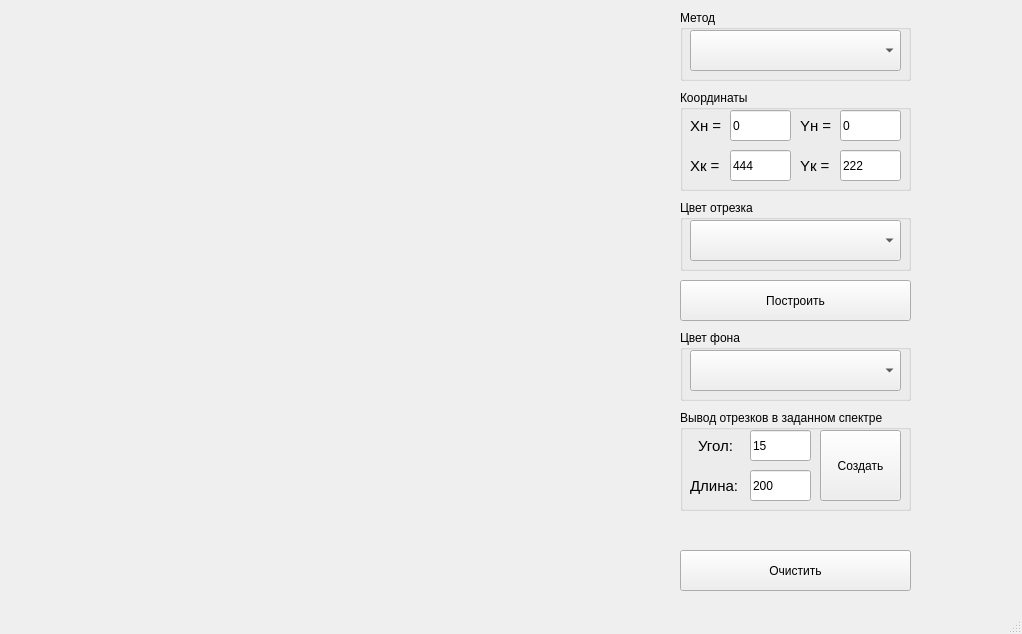
The window that lab3/mainwindow.ui (Inlucker/ComputerGraphics) describes before a commit, drawn with Qt 5.
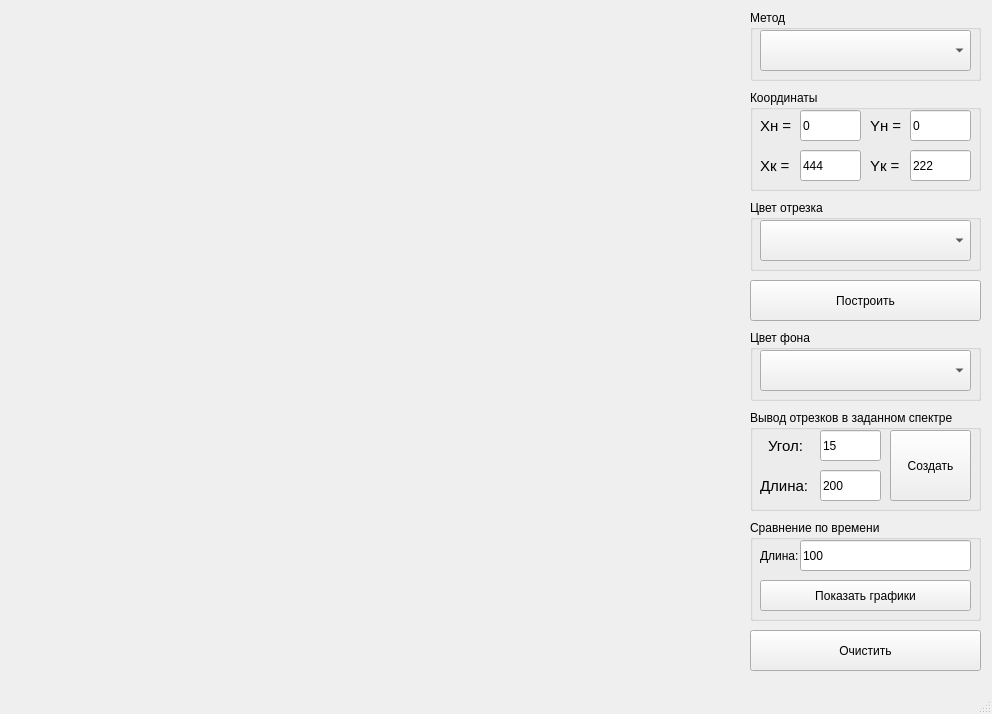
The same window after the commit.

```diff
--- a/lab3/mainwindow.ui
+++ b/lab3/mainwindow.ui
@@ -6,8 +6,8 @@
    <rect>
     <x>0</x>
     <y>0</y>
-    <width>1022</width>
-    <height>634</height>
+    <width>992</width>
+    <height>714</height>
    </rect>
   </property>
   <property name="windowTitle">
@@ -19,8 +19,8 @@
      <rect>
       <x>10</x>
       <y>10</y>
-      <width>661</width>
-      <height>581</height>
+      <width>731</width>
+      <height>661</height>
      </rect>
     </property>
     <layout class="QGridLayout" name="gridLayout"/>
@@ -28,7 +28,7 @@
    <widget class="QGroupBox" name="groupBox">
     <property name="geometry">
      <rect>
-      <x>680</x>
+      <x>750</x>
       <y>90</y>
       <width>231</width>
       <height>101</height>
@@ -165,7 +165,7 @@
    <widget class="QGroupBox" name="groupBox_2">
     <property name="geometry">
      <rect>
-      <x>680</x>
+      <x>750</x>
       <y>10</y>
       <width>231</width>
       <height>71</height>
@@ -188,7 +188,7 @@
    <widget class="QPushButton" name="draw_Btn">
     <property name="geometry">
      <rect>
-      <x>680</x>
+      <x>750</x>
       <y>280</y>
       <width>231</width>
       <height>41</height>
@@ -201,8 +201,8 @@
    <widget class="QPushButton" name="clean_Btn">
     <property name="geometry">
      <rect>
-      <x>680</x>
-      <y>550</y>
+      <x>750</x>
+      <y>630</y>
       <width>231</width>
       <height>41</height>
      </rect>
@@ -214,7 +214,7 @@
    <widget class="QGroupBox" name="groupBox_3">
     <property name="geometry">
      <rect>
-      <x>680</x>
+      <x>750</x>
       <y>200</y>
       <width>231</width>
       <height>71</height>
@@ -237,7 +237,7 @@
    <widget class="QGroupBox" name="groupBox_4">
     <property name="geometry">
      <rect>
-      <x>680</x>
+      <x>750</x>
       <y>330</y>
       <width>231</width>
       <height>71</height>
@@ -260,7 +260,7 @@
    <widget class="QGroupBox" name="groupBox_5">
     <property name="geometry">
      <rect>
-      <x>680</x>
+      <x>750</x>
       <y>410</y>
       <width>231</width>
       <height>101</height>
@@ -348,6 +348,58 @@
      </property>
     </widget>
    </widget>
+   <widget class="QGroupBox" name="groupBox_6">
+    <property name="geometry">
+     <rect>
+      <x>750</x>
+      <y>520</y>
+      <width>231</width>
+      <height>101</height>
+     </rect>
+    </property>
+    <property name="title">
+     <string>Сравнение по времени</string>
+    </property>
+    <widget class="QPushButton" name="show_graphs_Btn">
+     <property name="geometry">
+      <rect>
+       <x>10</x>
+       <y>60</y>
+       <width>211</width>
+       <height>31</height>
+      </rect>
+     </property>
+     <property name="text">
+      <string>Показать графики</string>
+     </property>
+    </widget>
+    <widget class="QLabel" name="Len_label">
+     <property name="geometry">
+      <rect>
+       <x>10</x>
+       <y>20</y>
+       <width>41</width>
+       <height>31</height>
+      </rect>
+     </property>
+     <property name="text">
+      <string>Длина:</string>
+     </property>
+    </widget>
+    <widget class="QLineEdit" name="Len_Edit">
+     <property name="geometry">
+      <rect>
+       <x>50</x>
+       <y>20</y>
+       <width>171</width>
+       <height>31</height>
+      </rect>
+     </property>
+     <property name="text">
+      <string>100</string>
+     </property>
+    </widget>
+   </widget>
   </widget>
   <widget class="QMenuBar" name="menubar">
    <property name="geometry">
```
Left out of the diff: 2 changed lines with no effect on the pictures.
